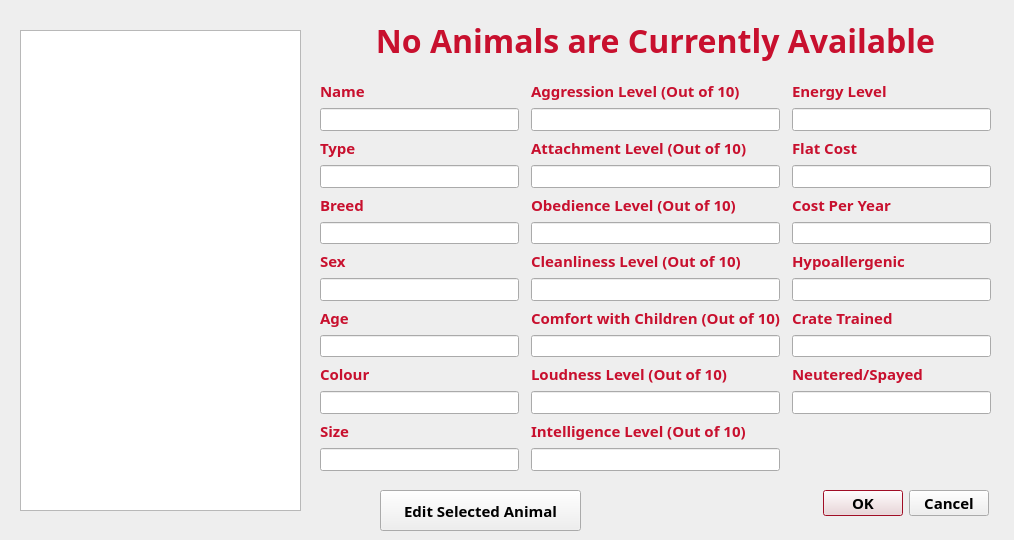
This is cuACS/viewanimals.ui in cameronhawtin/Animal-Farm-cuACS as Qt 5 draws it before an edit. The edited form follows.
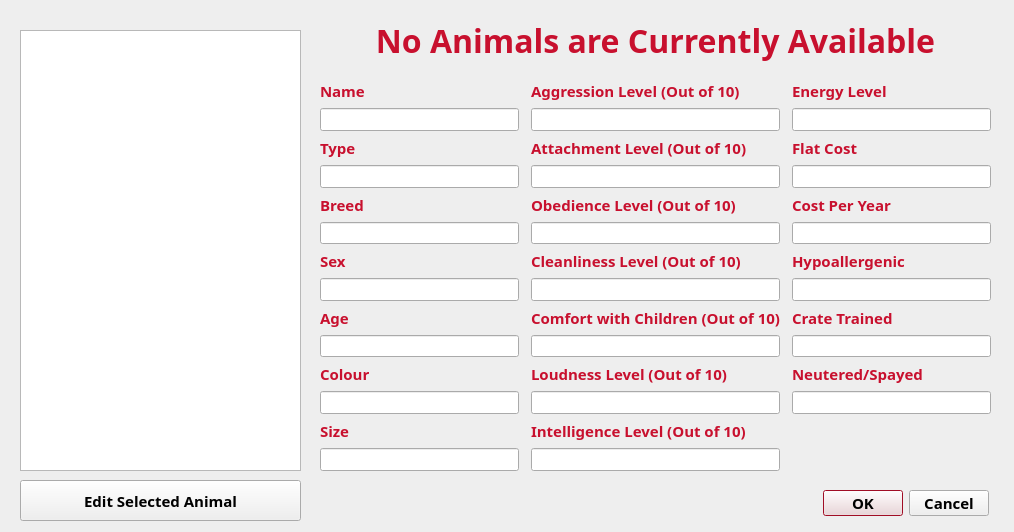
This is the edited form.

Diff of the .ui file:
```diff
--- a/cuACS/viewanimals.ui
+++ b/cuACS/viewanimals.ui
@@ -7,7 +7,7 @@
     <x>0</x>
     <y>0</y>
     <width>1014</width>
-    <height>540</height>
+    <height>532</height>
    </rect>
   </property>
   <property name="palette">
@@ -145,7 +145,7 @@
      <x>20</x>
      <y>30</y>
      <width>281</width>
-     <height>481</height>
+     <height>441</height>
     </rect>
    </property>
   </widget>
@@ -446,9 +446,9 @@
   <widget class="QPushButton" name="editAnimal">
    <property name="geometry">
     <rect>
-     <x>380</x>
-     <y>490</y>
-     <width>201</width>
+     <x>20</x>
+     <y>480</y>
+     <width>281</width>
      <height>41</height>
     </rect>
    </property>
```
